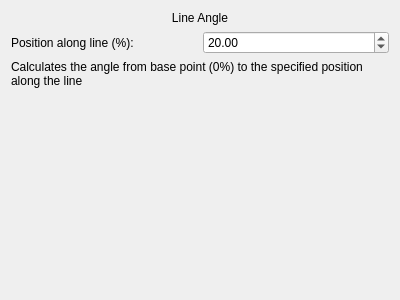
The window that src/WhiskerToolbox/DataTransform_Widget/Lines/LineAngle_Widget/LineAngle_Widget.ui (paulmthompson/WhiskerToolbox) describes before a commit, drawn with Qt 5.
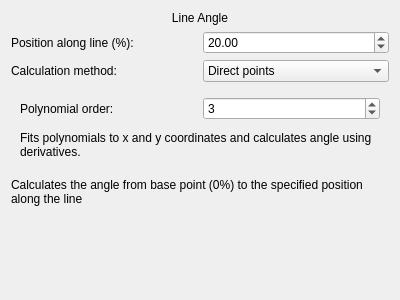
The same window after the commit. The open tabs and pages were chosen to show the change.

Commit message: Added polynomial angle calculation

Diff of the .ui file:
```diff
--- a/src/WhiskerToolbox/DataTransform_Widget/Lines/LineAngle_Widget/LineAngle_Widget.ui
+++ b/src/WhiskerToolbox/DataTransform_Widget/Lines/LineAngle_Widget/LineAngle_Widget.ui
@@ -48,6 +48,77 @@
      </item>
     </layout>
    </item>
+   <item>
+    <layout class="QHBoxLayout" name="horizontalLayout_2">
+     <item>
+      <widget class="QLabel" name="methodLabel">
+       <property name="text">
+        <string>Calculation method:</string>
+       </property>
+      </widget>
+     </item>
+     <item>
+      <widget class="QComboBox" name="methodComboBox">
+       <item>
+        <property name="text">
+         <string>Direct points</string>
+        </property>
+       </item>
+       <item>
+        <property name="text">
+         <string>Polynomial parameterization</string>
+        </property>
+       </item>
+      </widget>
+     </item>
+    </layout>
+   </item>
+   <item>
+    <widget class="QStackedWidget" name="methodStackedWidget">
+     <!-- Page 0: Empty (for direct points) -->
+     <widget class="QWidget" name="directPointsPage"/>
+     
+     <!-- Page 1: Polynomial parameterization options -->
+     <widget class="QWidget" name="polynomialPage">
+      <layout class="QVBoxLayout" name="verticalLayout_2">
+       <item>
+        <layout class="QHBoxLayout" name="horizontalLayout_3">
+         <item>
+          <widget class="QLabel" name="orderLabel">
+           <property name="text">
+            <string>Polynomial order:</string>
+           </property>
+          </widget>
+         </item>
+         <item>
+          <widget class="QSpinBox" name="orderSpinBox">
+           <property name="minimum">
+            <number>1</number>
+           </property>
+           <property name="maximum">
+            <number>10</number>
+           </property>
+           <property name="value">
+            <number>3</number>
+           </property>
+          </widget>
+         </item>
+        </layout>
+       </item>
+       <item>
+        <widget class="QLabel" name="polynomialDescription">
+         <property name="text">
+          <string>Fits polynomials to x and y coordinates and calculates angle using derivatives.</string>
+         </property>
+         <property name="wordWrap">
+          <bool>true</bool>
+         </property>
+        </widget>
+       </item>
+      </layout>
+     </widget>
+    </widget>
+   </item>
    <item>
     <widget class="QLabel" name="descriptionLabel">
      <property name="text">
```
The commit also changes 4 other files.
